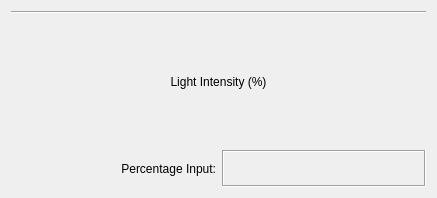
This is pcdsdevices/ui/LightControl.ui in pcdshub/pcdsdevices as Qt 5 draws it before an edit. The edited form follows.
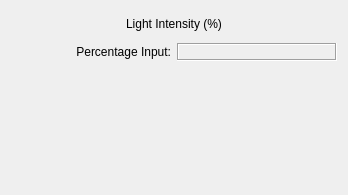
This is the edited form. Custom widgets are drawn as their Qt base class.

Commit message: Edited styling of LightControl.ui and fixed channels

The edit to the form file:
```diff
--- a/pcdsdevices/ui/LightControl.ui
+++ b/pcdsdevices/ui/LightControl.ui
@@ -6,12 +6,12 @@
    <rect>
     <x>0</x>
     <y>0</y>
-    <width>437</width>
-    <height>198</height>
+    <width>348</width>
+    <height>195</height>
    </rect>
   </property>
   <property name="sizePolicy">
-   <sizepolicy hsizetype="Preferred" vsizetype="MinimumExpanding">
+   <sizepolicy hsizetype="Preferred" vsizetype="Preferred">
     <horstretch>0</horstretch>
     <verstretch>0</verstretch>
    </sizepolicy>
@@ -20,16 +20,6 @@
    <string>Form</string>
   </property>
   <layout class="QVBoxLayout" name="form_layout">
-   <item>
-    <widget class="Line" name="line">
-     <property name="lineWidth">
-      <number>1</number>
-     </property>
-     <property name="orientation">
-      <enum>Qt::Horizontal</enum>
-     </property>
-    </widget>
-   </item>
    <item>
     <widget class="TyphosDisplayTitle" name="TyphosDisplayTitle">
      <property name="toolTip">
@@ -77,6 +67,9 @@
    </item>
    <item>
     <layout class="QHBoxLayout" name="horizontalLayout">
+     <property name="sizeConstraint">
+      <enum>QLayout::SetFixedSize</enum>
+     </property>
      <item>
       <widget class="PyDMLabel" name="PyDMLabel_2">
        <property name="toolTip">
@@ -114,9 +107,30 @@
      </item>
     </layout>
    </item>
+   <item>
+    <spacer name="verticalSpacer">
+     <property name="orientation">
+      <enum>Qt::Vertical</enum>
+     </property>
+     <property name="sizeType">
+      <enum>QSizePolicy::MinimumExpanding</enum>
+     </property>
+     <property name="sizeHint" stdset="0">
+      <size>
+       <width>20</width>
+       <height>40</height>
+      </size>
+     </property>
+    </spacer>
+   </item>
   </layout>
  </widget>
  <customwidgets>
+  <customwidget>
+   <class>TyphosDisplayTitle</class>
+   <extends>QFrame</extends>
+   <header>typhos.display</header>
+  </customwidget>
   <customwidget>
    <class>PyDMLabel</class>
    <extends>QLabel</extends>
@@ -127,11 +141,6 @@
    <extends>QFrame</extends>
    <header>pydm.widgets.slider</header>
   </customwidget>
-  <customwidget>
-   <class>TyphosDisplayTitle</class>
-   <extends>QFrame</extends>
-   <header>typhos.display</header>
-  </customwidget>
  </customwidgets>
  <resources/>
  <connections/>
```
Left out of the diff: 4 changed lines with no effect on the pictures. The commit also changes 1 other file.
